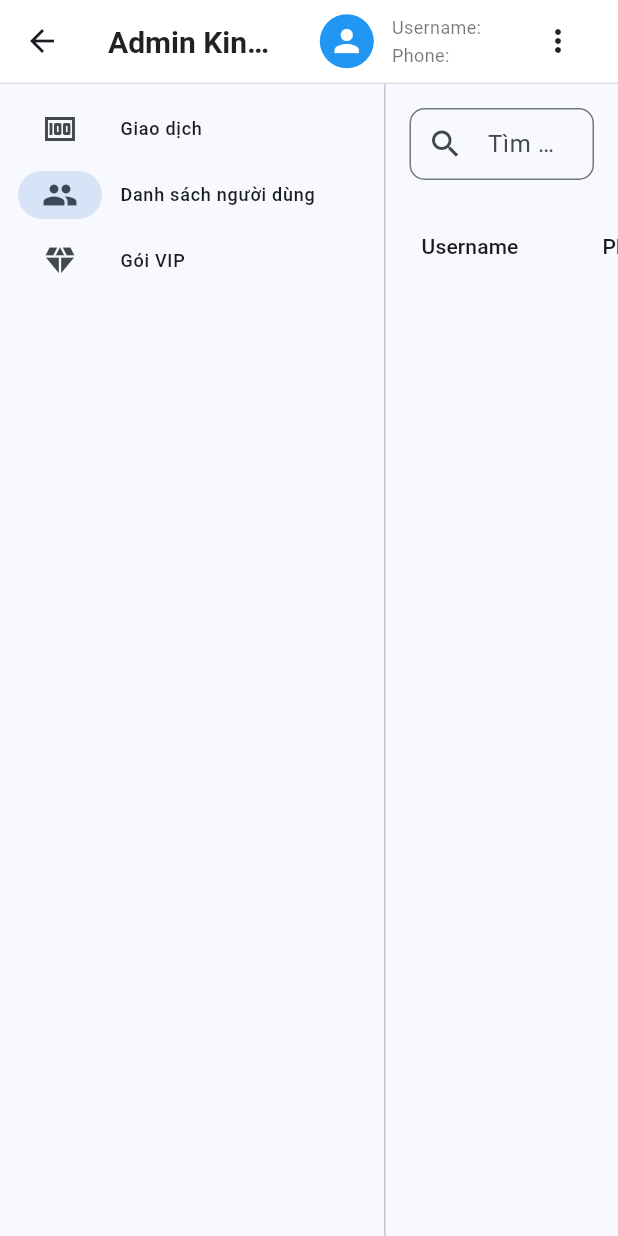
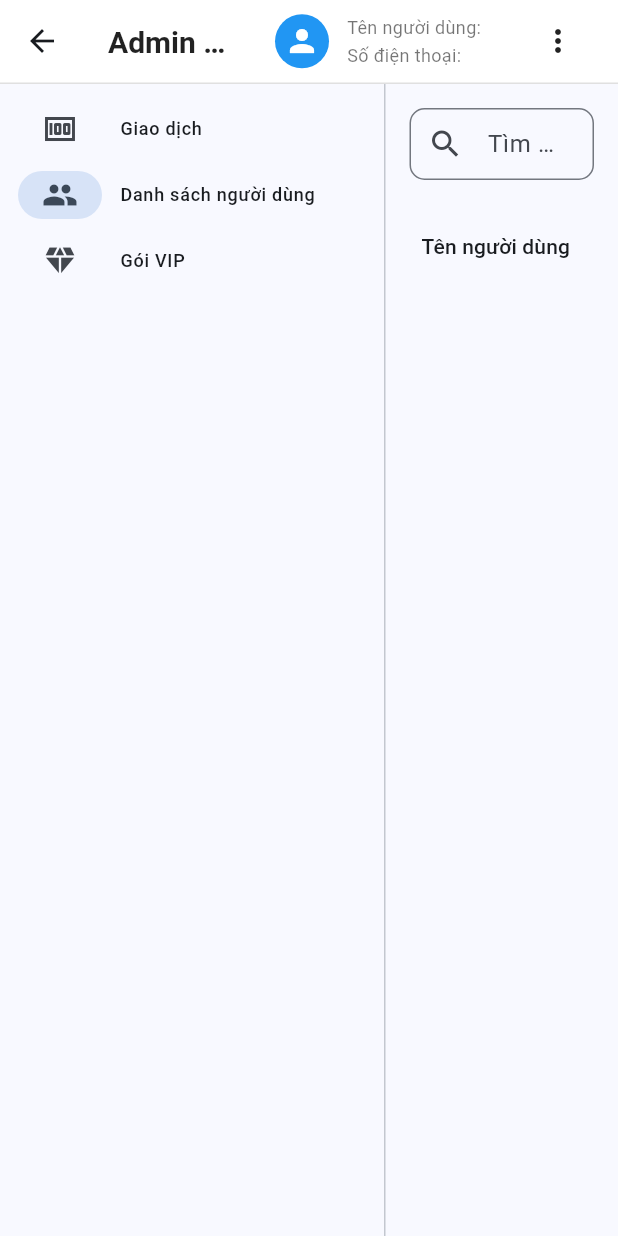
Before and after one commit to hvmq/kingdragonvn-admin, a Flutter app: the DashboardScreen screen opened directly, after a tap on "Danh sách người dùng", on a phone screen of 412 x 824 dp. Run offline on Flutter 3.47's test engine with Material 3 defaults, Android fonts, the phone set to English and light mode, and no system bars; missing offline and left inert: dart:html; accounts and stored records are empty.

Commit message:
viet nam

```diff
--- a/lib/screens/money_orders_tab.dart
+++ b/lib/screens/money_orders_tab.dart
@@ -143,11 +143,11 @@ class _MoneyOrdersTabState extends State<MoneyOrdersTab> {
             child: Column(
               mainAxisAlignment: MainAxisAlignment.center,
               children: [
-                Text('Error: ${provider.error}'),
+                Text('Lỗi: ${provider.error}'),
                 const SizedBox(height: 16),
                 ElevatedButton(
                   onPressed: _loadInitialData,
-                  child: const Text('Retry'),
+                  child: const Text('Thử lại'),
                 ),
               ],
             ),
@@ -212,8 +212,9 @@ class _MoneyOrdersTabState extends State<MoneyOrdersTab> {
                     child: DataTable(
                       columns: const [
                         DataColumn(label: Text('Số tiền')),
-                        DataColumn(label: Text('Username')),
-                        DataColumn(label: Text('Ref ID')),
+                        DataColumn(label: Text('Tên người dùng')),
+                        DataColumn(label: Text('Số điện thoại')),
+                        DataColumn(label: Text('Mã giới thiệu')),
                         DataColumn(label: Text('Thời gian')),
                         DataColumn(label: Text('Trạng thái')),
                         DataColumn(label: Text('Thao tác')),
@@ -232,11 +233,12 @@ class _MoneyOrdersTabState extends State<MoneyOrdersTab> {
                               ),
                             ),
                             DataCell(Text(transaction.user.username)),
+                            DataCell(Text(transaction.user.phoneNumber)),
                             DataCell(Text(transaction.user.refId)),
                             DataCell(Text(_formatDate(transaction.createdAt))),
                             DataCell(
                               Text(
-                                transaction.status,
+                                _getStatusText(transaction.status),
                                 style: TextStyle(
                                   color: Colors.black,
                                   fontWeight: FontWeight.w500,
--- a/lib/screens/user_list_tab.dart
+++ b/lib/screens/user_list_tab.dart
@@ -301,15 +301,15 @@ class UserListTable extends StatelessWidget {
       child: SingleChildScrollView(
         child: DataTable(
           columns: const [
-            DataColumn(label: Text('Username')),
-            DataColumn(label: Text('Phone')),
+            DataColumn(label: Text('Tên người dùng')),
+            DataColumn(label: Text('Số điện thoại')),
             DataColumn(label: Text('VIP')),
             DataColumn(label: Text('Ref ID')),
-            DataColumn(label: Text('Balance')),
-            DataColumn(label: Text('VIP Package')),
-            DataColumn(label: Text('Remaining Days')),
-            DataColumn(label: Text('Valid Until')),
-            DataColumn(label: Text('Actions')),
+            DataColumn(label: Text('Số dư')),
+            DataColumn(label: Text('Gói VIP')),
+            DataColumn(label: Text('Số ngày còn lại')),
+            DataColumn(label: Text('Hiệu lực đến')),
+            DataColumn(label: Text('Thao tác')),
           ],
           rows: users.map((user) {
             return DataRow(
@@ -530,7 +530,7 @@ class _UserListTabState extends State<UserListTab>
                     mainAxisAlignment: MainAxisAlignment.center,
                     children: [
                       Text(
-                        'Error: ${userListProvider.error}',
+                        'Lỗi: ${userListProvider.error}',
                         style: const TextStyle(color: Colors.red),
                       ),
                       const SizedBox(height: 16),
@@ -541,7 +541,7 @@ class _UserListTabState extends State<UserListTab>
                             userListProvider.fetchUsers(token);
                           }
                         },
-                        child: const Text('Retry'),
+                        child: const Text('Thử lại'),
                       ),
                     ],
                   ),
--- a/lib/widgets/profile_app_bar.dart
+++ b/lib/widgets/profile_app_bar.dart
@@ -55,7 +55,7 @@ class ProfileAppBar extends StatelessWidget implements PreferredSizeWidget {
                   Row(
                     children: [
                       const Text(
-                        'Username: ',
+                        'Tên người dùng: ',
                         style: TextStyle(
                           color: Colors.black54,
                           fontSize: 12,
@@ -75,7 +75,7 @@ class ProfileAppBar extends StatelessWidget implements PreferredSizeWidget {
                   Row(
                     children: [
                       const Text(
-                        'Phone: ',
+                        'Số điện thoại: ',
                         style: TextStyle(
                           color: Colors.black54,
                           fontSize: 12,
```
Also changed, not shown: lib/main.dart (+51 -51 lines), pubspec.lock, 42 other files.
